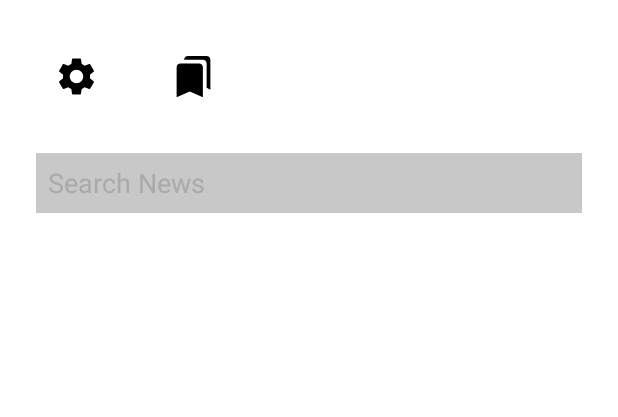
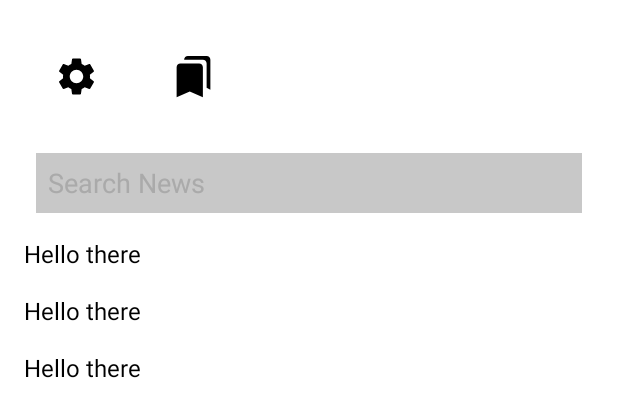
Before and after one commit to gbatra24/NewsApp, an Android app: the layout fragment_dashboard.xml on its own in the app's theme, with its tools: preview values and no code run, on a phone screen of 412 x 824 dp. Shown: the top 417 px of the screen. Run offline under Robolectric (Android 15) with nearby library versions, the phone set to English and light mode, and no system bars.

Commit message:
Added search news feature

```diff
--- a/app/src/main/AndroidManifest.xml
+++ b/app/src/main/AndroidManifest.xml
@@ -15,7 +15,7 @@
         android:theme="@style/Theme.InShortsClone"
         tools:targetApi="31">
         <activity
-            android:name=".ui.activities.main.MainActivity"
+            android:name="com.example.newsapp.ui.activities.main.MainActivity"
             android:exported="true">
             <intent-filter>
                 <action android:name="android.intent.action.MAIN" />
--- a/app/src/main/java/com/example/newsapp/data/api/NetworkService.kt
+++ b/app/src/main/java/com/example/newsapp/data/api/NetworkService.kt
@@ -15,6 +15,7 @@ interface NetworkService {
 
     @GET("v2/everything")
     fun getNewsBySearch(@Query("apiKey") apiKey: String,
-                        @Query("q") query: String) : Call<ListingsResponse>
+                        @Query("q") query: String,
+                        @Query("sortBy") sortBy:String) : Call<ListingsResponse>
 
 }
--- a/app/src/main/java/com/example/newsapp/ui/fragments/dashboard/DashboardViewModel.kt
+++ b/app/src/main/java/com/example/newsapp/ui/fragments/dashboard/DashboardViewModel.kt
@@ -12,14 +12,14 @@ import retrofit2.Response
 
 class DashboardViewModel : ViewModel() {
 
-    private var searchResponseLiveData = MutableLiveData<ListingsResponse>()
-    private var searchErrorLiveData = MutableLiveData<String>()
+    var searchResponseLiveData = MutableLiveData<ListingsResponse>()
+    var searchErrorLiveData = MutableLiveData<String>()
 
     fun searchNews(query: String) {
         var client = RetrofitClient.getInstance()
         var service = client.create(NetworkService::class.java)
 
-        service.getNewsBySearch(Constants.API_KEY, query)
+        service.getNewsBySearch(Constants.API_KEY, query, "popularity")
             .enqueue(object : Callback<ListingsResponse> {
                 override fun onResponse(
                     call: Call<ListingsResponse>,
--- a/app/src/main/res/layout/fragment_dashboard.xml
+++ b/app/src/main/res/layout/fragment_dashboard.xml
@@ -44,6 +44,8 @@
             android:layout_margin="16dp"
             android:background="@color/cardview_shadow_start_color"
             android:hint="Search News"
+            android:imeOptions="actionSearch"
+            android:inputType="text"
             android:textColorHint="@android:color/darker_gray"
             android:textColor="@color/black"
             android:padding="8dp"
@@ -51,6 +53,16 @@
             app:layout_constraintRight_toRightOf="parent"
             app:layout_constraintTop_toBottomOf="@id/tv_settings" />
 
+        <androidx.recyclerview.widget.RecyclerView
+            android:id="@+id/rv_search_news"
+            android:layout_width="match_parent"
+            android:layout_height="wrap_content"
+            app:layout_constraintLeft_toLeftOf="parent"
+            app:layout_constraintRight_toRightOf="parent"
+            app:layout_constraintTop_toBottomOf="@id/et_search"
+            android:layout_marginTop="8dp"
+            tools:listitem="@layout/rv_items_news_search"/>
+
 
     </androidx.constraintlayout.widget.ConstraintLayout>
 </layout>
--- /dev/null
+++ b/app/src/main/res/layout/rv_items_news_search.xml
@@ -0,0 +1,28 @@
+<?xml version="1.0" encoding="utf-8"?>
+<layout xmlns:android="http://schemas.android.com/apk/res/android"
+    xmlns:app="http://schemas.android.com/apk/res-auto"
+    xmlns:tools="http://schemas.android.com/tools">
+
+    <data>
+
+    </data>
+
+    <androidx.constraintlayout.widget.ConstraintLayout
+        android:layout_width="match_parent"
+        android:layout_height="wrap_content">
+
+        <TextView
+            android:id="@+id/tv_news_title"
+            android:layout_width="match_parent"
+            android:layout_height="wrap_content"
+            app:layout_constraintLeft_toLeftOf="parent"
+            app:layout_constraintRight_toRightOf="parent"
+            app:layout_constraintTop_toTopOf="parent"
+            android:textSize="16sp"
+            android:padding="8dp"
+            tools:text="Hello there"
+            android:textColor="@color/black"
+            />
+
+    </androidx.constraintlayout.widget.ConstraintLayout>
+</layout>
--- a/app/src/main/res/values/themes.xml
+++ b/app/src/main/res/values/themes.xml
@@ -1,6 +1,6 @@
 <resources xmlns:tools="http://schemas.android.com/tools">
     <!-- Base application theme. -->
-    <style name="Theme.InShortsClone" parent="Theme.MaterialComponents.DayNight.DarkActionBar">
+    <style name="Theme.InShortsClone" parent="Theme.MaterialComponents.Light.DarkActionBar">
         <!-- Primary brand color. -->
         <item name="colorPrimary">@color/purple_500</item>
         <item name="colorPrimaryVariant">@color/purple_700</item>
```
Also changed, not shown: app/src/main/java/com/example/newsapp/ui/fragments/dashboard/DashboardFragment.kt (+49 -3 lines), app/src/main/java/com/example/newsapp/ui/fragments/dashboard/SearchNewsAdapter.kt (added, +33 -0 lines).
